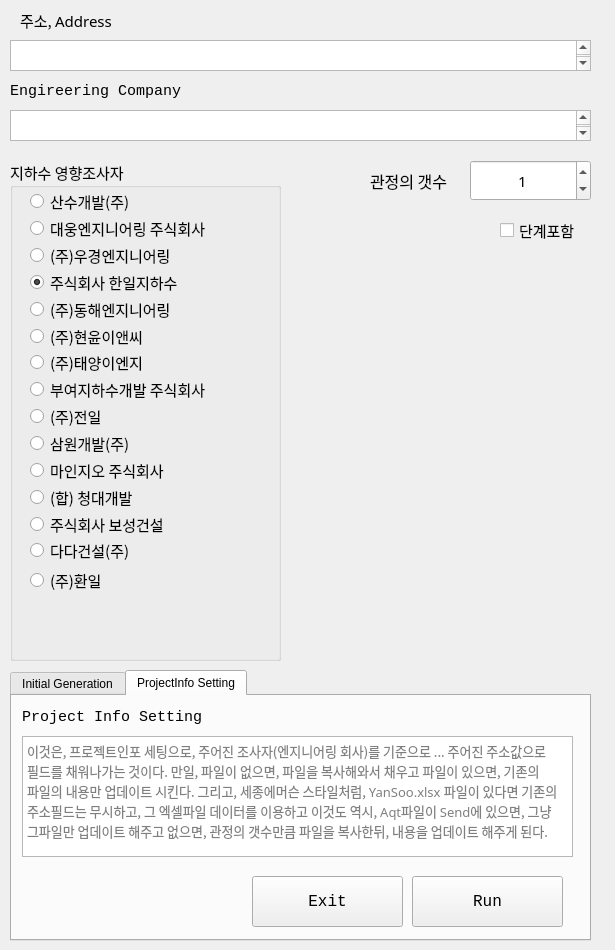
Old version of the form 11_util/totalcmd python/03_GroundWater Ussage/10_QT YangSoo File Generator  V2/01_Original File/aqt_input.ui in the repository ihanseol/04_PyhtonDemoDojang.
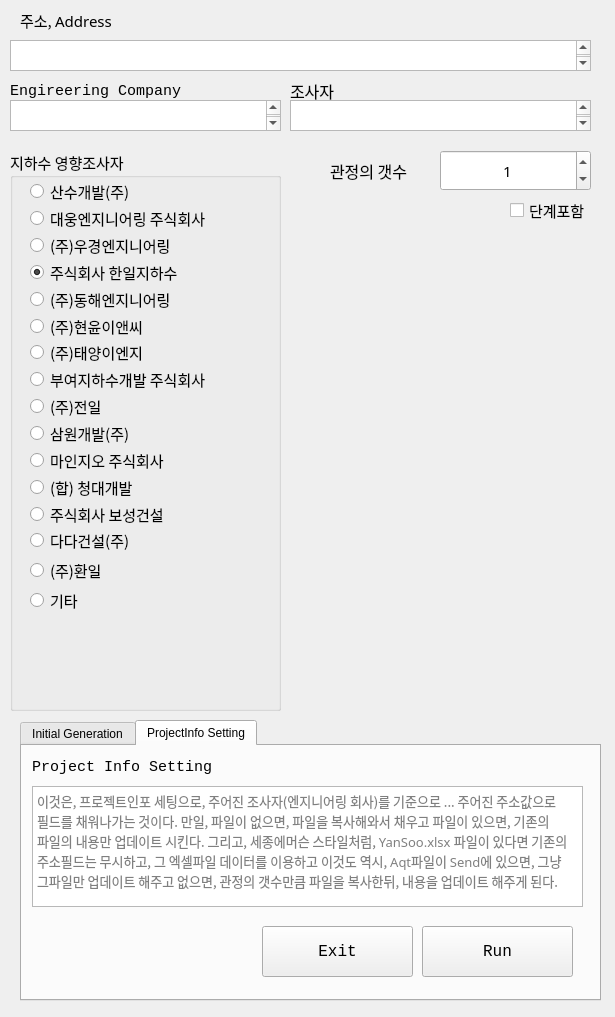
New version of the form.

The edit to the form file:
```diff
--- a/11_util/totalcmd python/03_GroundWater Ussage/10_QT YangSoo File Generator  V2/01_Original File/aqt_input.ui
+++ b/11_util/totalcmd python/03_GroundWater Ussage/10_QT YangSoo File Generator  V2/01_Original File/aqt_input.ui
@@ -7,7 +7,7 @@
     <x>0</x>
     <y>0</y>
     <width>615</width>
-    <height>950</height>
+    <height>1017</height>
    </rect>
   </property>
   <property name="windowTitle">
@@ -17,10 +17,10 @@
    <widget class="QTabWidget" name="tabWidget">
     <property name="geometry">
      <rect>
-      <x>10</x>
-      <y>670</y>
+      <x>20</x>
+      <y>720</y>
       <width>581</width>
-      <height>271</height>
+      <height>281</height>
      </rect>
     </property>
     <property name="sizePolicy">
@@ -265,8 +265,8 @@
     <property name="geometry">
      <rect>
       <x>10</x>
-      <y>110</y>
-      <width>581</width>
+      <y>100</y>
+      <width>271</width>
       <height>31</height>
      </rect>
     </property>
@@ -281,9 +281,9 @@
     <property name="geometry">
      <rect>
       <x>10</x>
-      <y>160</y>
+      <y>150</y>
       <width>271</width>
-      <height>501</height>
+      <height>561</height>
      </rect>
     </property>
     <property name="font">
@@ -586,12 +586,31 @@
       <string>(주)환일</string>
      </property>
     </widget>
+    <widget class="QRadioButton" name="radio16">
+     <property name="geometry">
+      <rect>
+       <x>20</x>
+       <y>440</y>
+       <width>193</width>
+       <height>21</height>
+      </rect>
+     </property>
+     <property name="font">
+      <font>
+       <family>맑은 고딕</family>
+       <pointsize>11</pointsize>
+      </font>
+     </property>
+     <property name="text">
+      <string>기타</string>
+     </property>
+    </widget>
    </widget>
    <widget class="QLabel" name="label_2">
     <property name="geometry">
      <rect>
-      <x>370</x>
-      <y>170</y>
+      <x>330</x>
+      <y>160</y>
       <width>91</width>
       <height>21</height>
      </rect>
@@ -609,8 +628,8 @@
    <widget class="QCheckBox" name="checkBox">
     <property name="geometry">
      <rect>
-      <x>500</x>
-      <y>220</y>
+      <x>510</x>
+      <y>200</y>
       <width>81</width>
       <height>20</height>
      </rect>
@@ -628,9 +647,9 @@
    <widget class="QSpinBox" name="spinBox">
     <property name="geometry">
      <rect>
-      <x>470</x>
-      <y>160</y>
-      <width>121</width>
+      <x>440</x>
+      <y>150</y>
+      <width>151</width>
       <height>41</height>
      </rect>
     </property>
@@ -653,6 +672,41 @@
      <number>1</number>
     </property>
    </widget>
+   <widget class="QTextEdit" name="textEdit_company">
+    <property name="geometry">
+     <rect>
+      <x>290</x>
+      <y>100</y>
+      <width>301</width>
+      <height>31</height>
+     </rect>
+    </property>
+    <property name="font">
+     <font>
+      <family>맑은 고딕</family>
+      <pointsize>11</pointsize>
+     </font>
+    </property>
+   </widget>
+   <widget class="QLabel" name="label_6">
+    <property name="geometry">
+     <rect>
+      <x>290</x>
+      <y>80</y>
+      <width>91</width>
+      <height>21</height>
+     </rect>
+    </property>
+    <property name="font">
+     <font>
+      <family>D2Coding</family>
+      <pointsize>12</pointsize>
+     </font>
+    </property>
+    <property name="text">
+     <string>조사자</string>
+    </property>
+   </widget>
   </widget>
  </widget>
  <resources/>
```
